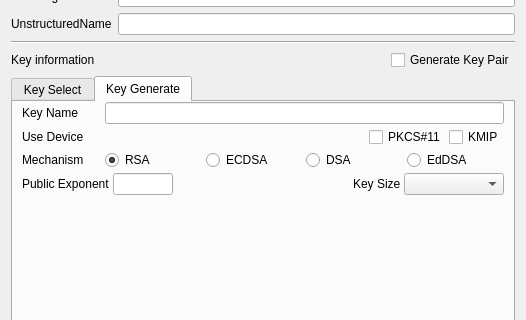
Old version of the form CertMan/make_req_dlg.ui in the repository jykim74/CertMan; both pictures show x 0 to 526 and y 157 to 477 of the 526 by 644 pixel window.
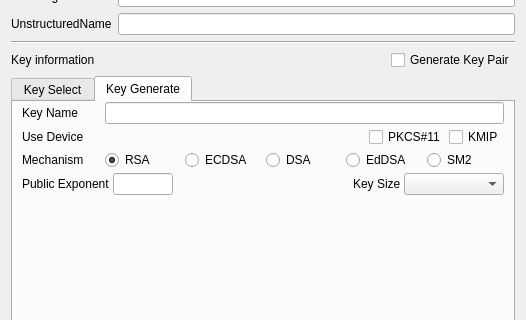
New version of the form.

What changed in the file:
```diff
--- a/CertMan/make_req_dlg.ui
+++ b/CertMan/make_req_dlg.ui
@@ -577,6 +577,13 @@
            </property>
           </widget>
          </item>
+         <item row="0" column="5">
+          <widget class="QRadioButton" name="mSM2Radio">
+           <property name="text">
+            <string>SM2</string>
+           </property>
+          </widget>
+         </item>
         </layout>
        </item>
        <item>
```
Left out of the diff: 20 changed lines with no effect on the pictures.
